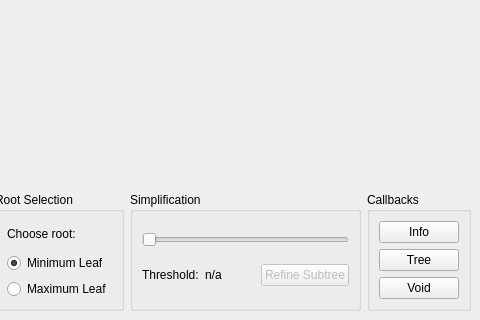
Before: the Qt Designer form qtgui/MainWindow.ui in eldridgejm/denali, drawn with Qt 5; both pictures show x 321 to 801 and y 350 to 670 of the 801 by 670 pixel window.
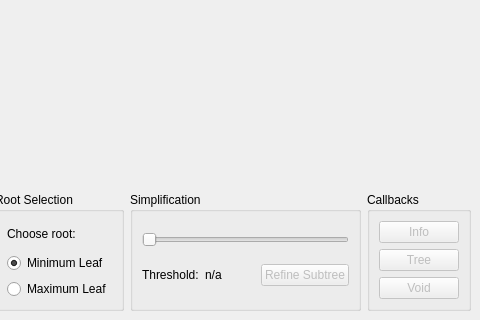
After: the same form once the commit is applied. Custom widgets are drawn as their Qt base class.

Commit message: Added callbacks to interface.

Diff of the .ui file:
```diff
--- a/qtgui/MainWindow.ui
+++ b/qtgui/MainWindow.ui
@@ -166,21 +166,30 @@
       </property>
       <layout class="QVBoxLayout" name="verticalLayout_2">
        <item>
-        <widget class="QPushButton" name="pushButton">
+        <widget class="QPushButton" name="pushButtonInfoCallback">
+         <property name="enabled">
+          <bool>false</bool>
+         </property>
          <property name="text">
           <string>Info</string>
          </property>
         </widget>
        </item>
        <item>
-        <widget class="QPushButton" name="pushButton_3">
+        <widget class="QPushButton" name="pushButtonTreeCallback">
+         <property name="enabled">
+          <bool>false</bool>
+         </property>
          <property name="text">
           <string>Tree</string>
          </property>
         </widget>
        </item>
        <item>
-        <widget class="QPushButton" name="pushButton_2">
+        <widget class="QPushButton" name="pushButtonVoidCallback">
+         <property name="enabled">
+          <bool>false</bool>
+         </property>
          <property name="text">
           <string>Void</string>
          </property>
```
The commit also changes 3 other files.
